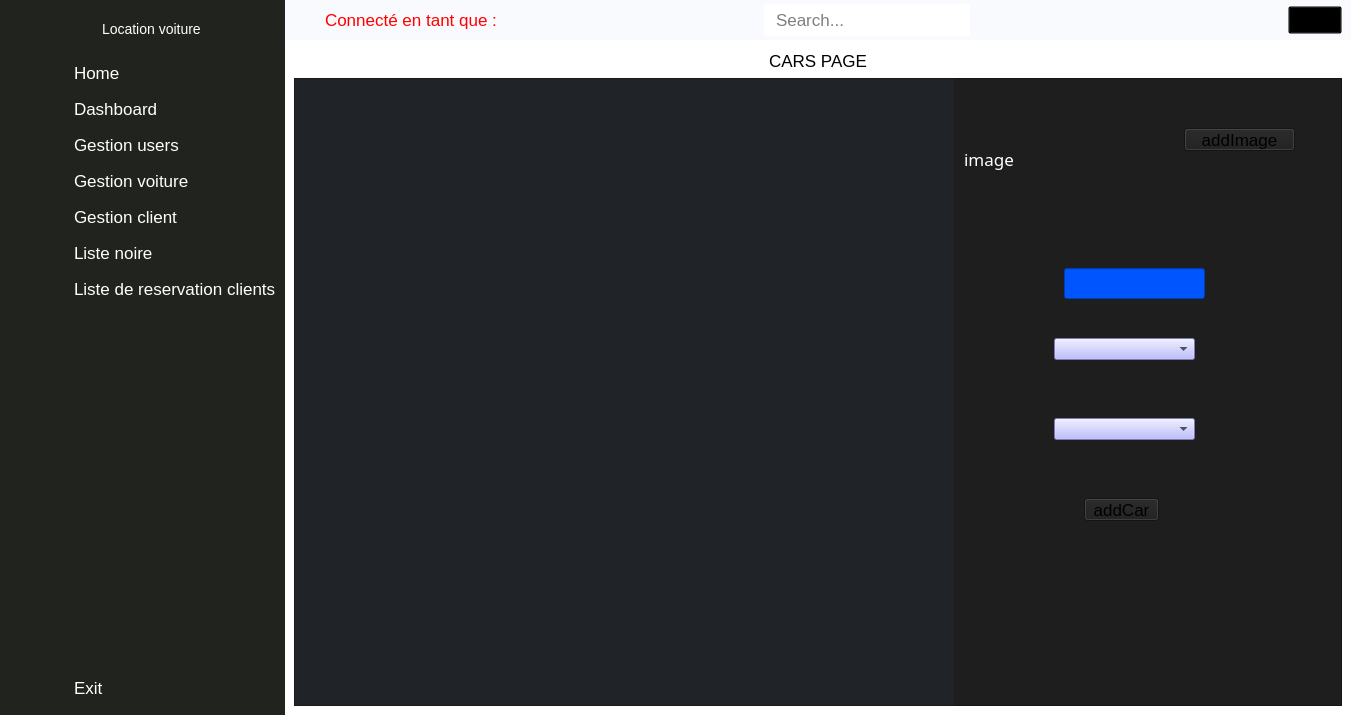
Old version of the form main_ui.ui in the repository walidhabbach/Car-Rental-Desktop-app.
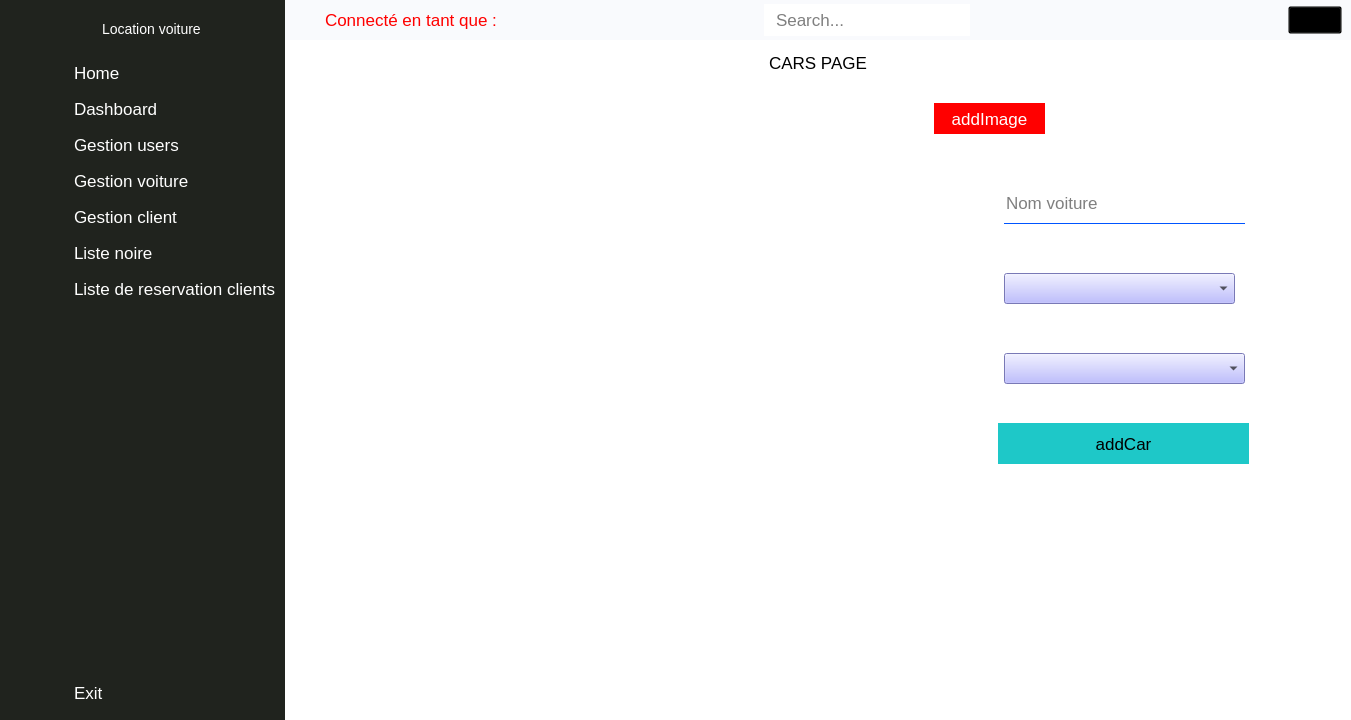
New version of the form. The open tabs and pages were chosen to show the change. Icons and pictures are not drawn.

Patch:
```diff
--- a/main_ui.ui
+++ b/main_ui.ui
@@ -7,7 +7,7 @@
     <x>0</x>
     <y>0</y>
     <width>1351</width>
-    <height>715</height>
+    <height>720</height>
    </rect>
   </property>
   <property name="windowTitle">
@@ -834,7 +834,7 @@
                 </size>
                </property>
                <property name="styleSheet">
-                <string notr="true">background-color: rgb(30,30,30)</string>
+                <string notr="true">background-color: transparent</string>
                </property>
                <property name="frameShape">
                 <enum>QFrame::StyledPanel</enum>
@@ -847,7 +847,7 @@
                  <rect>
                   <x>0</x>
                   <y>0</y>
-                  <width>661</width>
+                  <width>611</width>
                   <height>628</height>
                  </rect>
                 </property>
@@ -858,29 +858,34 @@
                  </size>
                 </property>
                 <property name="styleSheet">
-                 <string notr="true">background-color: rgb(32,35,40)</string>
+                 <string notr="true">background-color: transparent</string>
                 </property>
                </widget>
                <widget class="QLineEdit" name="model">
                 <property name="geometry">
                  <rect>
-                  <x>770</x>
-                  <y>190</y>
-                  <width>141</width>
-                  <height>31</height>
+                  <x>710</x>
+                  <y>100</y>
+                  <width>241</width>
+                  <height>41</height>
                  </rect>
                 </property>
                 <property name="styleSheet">
-                 <string notr="true">background-color: rgb(0, 85, 255)</string>
+                 <string notr="true">border: 0;
+border-bottom: 1px solid rgb(0, 85, 255);
+color: black;</string>
+                </property>
+                <property name="placeholderText">
+                 <string>Nom voiture</string>
                 </property>
                </widget>
                <widget class="QComboBox" name="comboBoxBrand">
                 <property name="geometry">
                  <rect>
-                  <x>760</x>
-                  <y>260</y>
-                  <width>141</width>
-                  <height>22</height>
+                  <x>710</x>
+                  <y>190</y>
+                  <width>231</width>
+                  <height>31</height>
                  </rect>
                 </property>
                 <property name="styleSheet">
@@ -890,10 +895,10 @@
                <widget class="QComboBox" name="comboBoxFuel">
                 <property name="geometry">
                  <rect>
-                  <x>760</x>
-                  <y>340</y>
-                  <width>141</width>
-                  <height>22</height>
+                  <x>710</x>
+                  <y>270</y>
+                  <width>241</width>
+                  <height>31</height>
                  </rect>
                 </property>
                 <property name="styleSheet">
@@ -903,9 +908,9 @@
                <widget class="QLabel" name="image_label">
                 <property name="geometry">
                  <rect>
-                  <x>670</x>
-                  <y>10</y>
-                  <width>141</width>
+                  <x>650</x>
+                  <y>430</y>
+                  <width>371</width>
                   <height>141</height>
                  </rect>
                 </property>
@@ -925,12 +930,16 @@
                <widget class="QPushButton" name="AddButton">
                 <property name="geometry">
                  <rect>
-                  <x>790</x>
-                  <y>420</y>
-                  <width>75</width>
-                  <height>23</height>
+                  <x>704</x>
+                  <y>340</y>
+                  <width>251</width>
+                  <height>41</height>
                  </rect>
                 </property>
+                <property name="styleSheet">
+                 <string notr="true">background-color: rgb(30,200,200);
+border: 0</string>
+                </property>
                 <property name="text">
                  <string>addCar</string>
                 </property>
@@ -938,12 +947,17 @@
                <widget class="QPushButton" name="addImage">
                 <property name="geometry">
                  <rect>
-                  <x>890</x>
-                  <y>50</y>
+                  <x>640</x>
+                  <y>20</y>
                   <width>111</width>
-                  <height>23</height>
+                  <height>31</height>
                  </rect>
                 </property>
+                <property name="styleSheet">
+                 <string notr="true">background-color: red;
+border: 0;
+color: white;</string>
+                </property>
                 <property name="text">
                  <string>addImage</string>
                 </property>
```
Left out of the diff: 19 changed lines with no effect on the pictures.
